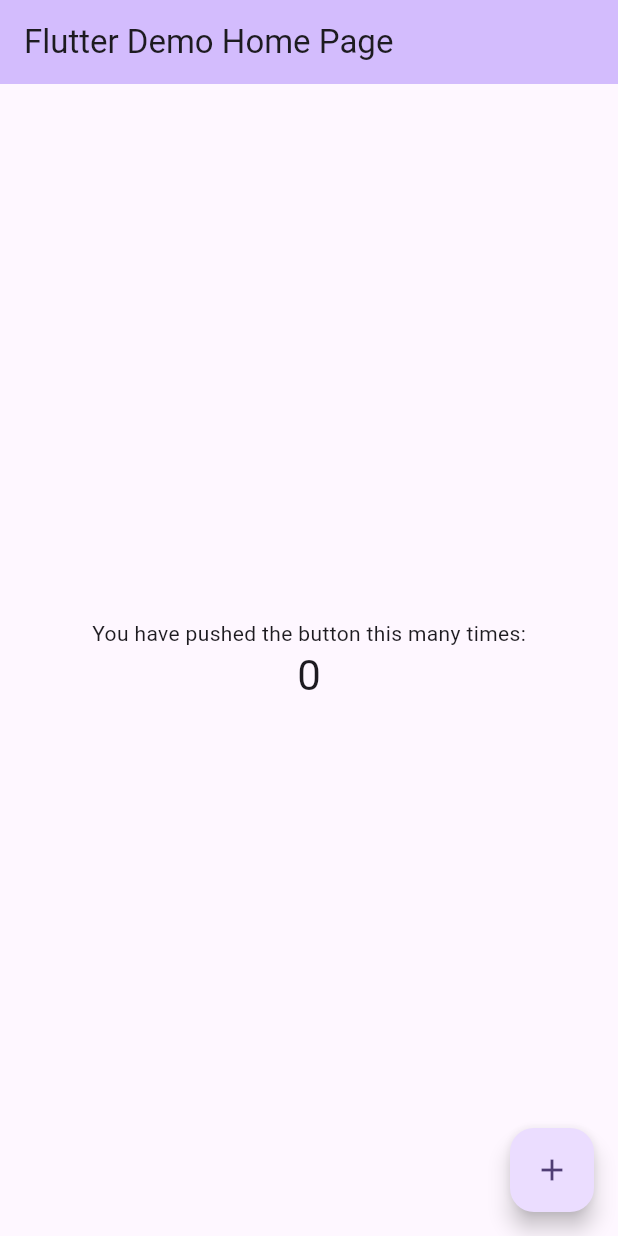
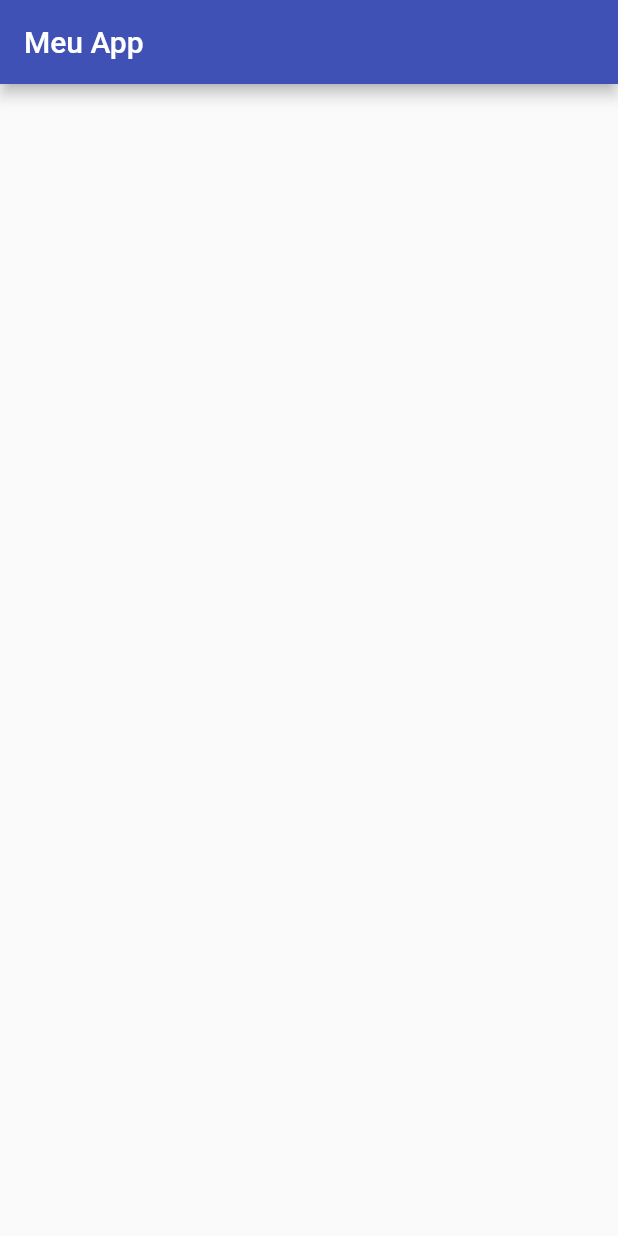
Before and after one commit to jessicacamposs/OOP-Dio-Dart-Anotacoes, a Flutter app: the screen it shows after launch, on a phone screen of 412 x 824 dp. Run offline on Flutter 3.47's test engine with Material 2 defaults, Android fonts, the phone set to English and light mode, and no system bars; missing offline and left inert: dart:ffi.

Commit message:
created new main.dart

```diff
--- a/Modulo 6/Projeto Flutter e Primeiros Componentes/trilhaapp/lib/main.dart
+++ b/Modulo 6/Projeto Flutter e Primeiros Componentes/trilhaapp/lib/main.dart
@@ -1,5 +1,9 @@
 import 'package:flutter/material.dart';
 
+// precisamos de um void main() para rodar um aplicativo no dart e no flutter, porem, no flutter ele nao precisa obrigatoriamente de parametros(argumentos)
+// para complementar o main(), tambem precisamos de um runApp(app) para rodar um aplicativo no flutter, no runApp(app) ele precisa de um constructor para passar um argumento, do tipo Widget sendo statelessWidget
+// stateless widgets = constante / statefull widgets = mutaveis
+// atalhos: stf for StatefulWidget, stl for StatelessWidget
 void main() {
   runApp(const MyApp());
 }
@@ -7,119 +11,30 @@ void main() {
 class MyApp extends StatelessWidget {
   const MyApp({super.key});
 
-  // This widget is the root of your application.
   @override
   Widget build(BuildContext context) {
-    return MaterialApp(
-      title: 'Flutter Demo',
-      theme: ThemeData(
-        // This is the theme of your application.
-        //
-        // TRY THIS: Try running your application with "flutter run". You'll see
-        // the application has a blue toolbar. Then, without quitting the app,
-        // try changing the seedColor in the colorScheme below to Colors.green
-        // and then invoke "hot reload" (save your changes or press the "hot
-        // reload" button in a Flutter-supported IDE, or press "r" if you used
-        // the command line to start the app).
-        //
-        // Notice that the counter didn't reset back to zero; the application
-        // state is not lost during the reload. To reset the state, use hot
-        // restart instead.
-        //
-        // This works for code too, not just values: Most code changes can be
-        // tested with just a hot reload.
-        colorScheme: ColorScheme.fromSeed(seedColor: Colors.deepPurple),
-        useMaterial3: true,
-      ),
-      home: const MyHomePage(title: 'Flutter Demo Home Page'),
-    );
+    return  MaterialApp(
+      theme: ThemeData(primarySwatch: Colors.indigo), // para mudar a cor da AppBar
+      debugShowCheckedModeBanner: false, // para retirar o debug banner
+      home: const HomePage(),
+    ); // o MaterialApp() exige um home: , sendo o home um Widget
   }
 }
 
-class MyHomePage extends StatefulWidget {
-  const MyHomePage({super.key, required this.title});
-
-  // This widget is the home page of your application. It is stateful, meaning
-  // that it has a State object (defined below) that contains fields that affect
-  // how it looks.
-
-  // This class is the configuration for the state. It holds the values (in this
-  // case the title) provided by the parent (in this case the App widget) and
-  // used by the build method of the State. Fields in a Widget subclass are
-  // always marked "final".
-
-  final String title;
+class HomePage extends StatefulWidget {
+  const HomePage({super.key});
 
   @override
-  State<MyHomePage> createState() => _MyHomePageState();
+  State<HomePage> createState() => _HomePageState();
 }
 
-class _MyHomePageState extends State<MyHomePage> {
-  int _counter = 0;
-
-  void _incrementCounter() {
-    setState(() {
-      // This call to setState tells the Flutter framework that something has
-      // changed in this State, which causes it to rerun the build method below
-      // so that the display can reflect the updated values. If we changed
-      // _counter without calling setState(), then the build method would not be
-      // called again, and so nothing would appear to happen.
-      _counter++;
-    });
-  }
-
+class _HomePageState extends State<HomePage> {
   @override
   Widget build(BuildContext context) {
-    // This method is rerun every time setState is called, for instance as done
-    // by the _incrementCounter method above.
-    //
-    // The Flutter framework has been optimized to make rerunning build methods
-    // fast, so that you can just rebuild anything that needs updating rather
-    // than having to individually change instances of widgets.
     return Scaffold(
       appBar: AppBar(
-        // TRY THIS: Try changing the color here to a specific color (to
-        // Colors.amber, perhaps?) and trigger a hot reload to see the AppBar
-        // change color while the other colors stay the same.
-        backgroundColor: Theme.of(context).colorScheme.inversePrimary,
-        // Here we take the value from the MyHomePage object that was created by
-        // the App.build method, and use it to set our appbar title.
-        title: Text(widget.title),
+        title: const Text ("Meu App"),
       ),
-      body: Center(
-        // Center is a layout widget. It takes a single child and positions it
-        // in the middle of the parent.
-        child: Column(
-          // Column is also a layout widget. It takes a list of children and
-          // arranges them vertically. By default, it sizes itself to fit its
-          // children horizontally, and tries to be as tall as its parent.
-          //
-          // Column has various properties to control how it sizes itself and
-          // how it positions its children. Here we use mainAxisAlignment to
-          // center the children vertically; the main axis here is the vertical
-          // axis because Columns are vertical (the cross axis would be
-          // horizontal).
-          //
-          // TRY THIS: Invoke "debug painting" (choose the "Toggle Debug Paint"
-          // action in the IDE, or press "p" in the console), to see the
-          // wireframe for each widget.
-          mainAxisAlignment: MainAxisAlignment.center,
-          children: <Widget>[
-            const Text(
-              'You have pushed the button this many times:',
-            ),
-            Text(
-              '$_counter',
-              style: Theme.of(context).textTheme.headlineMedium,
-            ),
-          ],
-        ),
-      ),
-      floatingActionButton: FloatingActionButton(
-        onPressed: _incrementCounter,
-        tooltip: 'Increment',
-        child: const Icon(Icons.add),
-      ), // This trailing comma makes auto-formatting nicer for build methods.
-    );
+    ); // Container() e um widget com varias propriedades que podem ser colocadas dentro do seu child:
   }
 }
```
